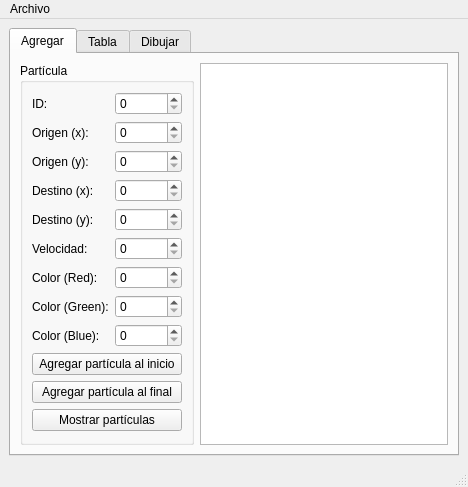
First picture: the form in mainwindow.ui, repository AndresAlcalaGtz/particulas_UI, before the edit.
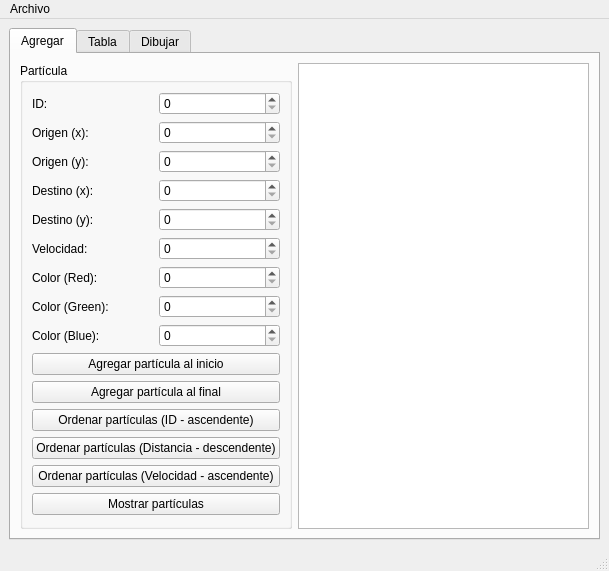
Second picture: the form after the edit.

Diff of the .ui file:
```diff
--- a/mainwindow.ui
+++ b/mainwindow.ui
@@ -6,8 +6,8 @@
    <rect>
     <x>0</x>
     <y>0</y>
-    <width>468</width>
-    <height>452</height>
+    <width>609</width>
+    <height>563</height>
    </rect>
   </property>
   <property name="windowTitle">
@@ -178,7 +178,28 @@
             </widget>
            </item>
            <item row="11" column="0" colspan="2">
-            <widget class="QPushButton" name="mostrar_pushButton">
+            <widget class="QPushButton" name="ordenarid_pushButton">
+             <property name="text">
+              <string>Ordenar partículas (ID - ascendente)</string>
+             </property>
+            </widget>
+           </item>
+           <item row="12" column="0" colspan="2">
+            <widget class="QPushButton" name="ordenardistancia_pushButton">
+             <property name="text">
+              <string>Ordenar partículas (Distancia - descendente)</string>
+             </property>
+            </widget>
+           </item>
+           <item row="13" column="0" colspan="2">
+            <widget class="QPushButton" name="ordenarvelocidad_pushButton">
+             <property name="text">
+              <string>Ordenar partículas (Velocidad - ascendente)</string>
+             </property>
+            </widget>
+           </item>
+           <item row="14" column="0" colspan="2">
+            <widget class="QPushButton" name="mostrartexto_pushButton">
              <property name="text">
               <string>Mostrar partículas</string>
              </property>
@@ -256,7 +277,7 @@
     <rect>
      <x>0</x>
      <y>0</y>
-     <width>468</width>
+     <width>609</width>
      <height>21</height>
     </rect>
    </property>
```
